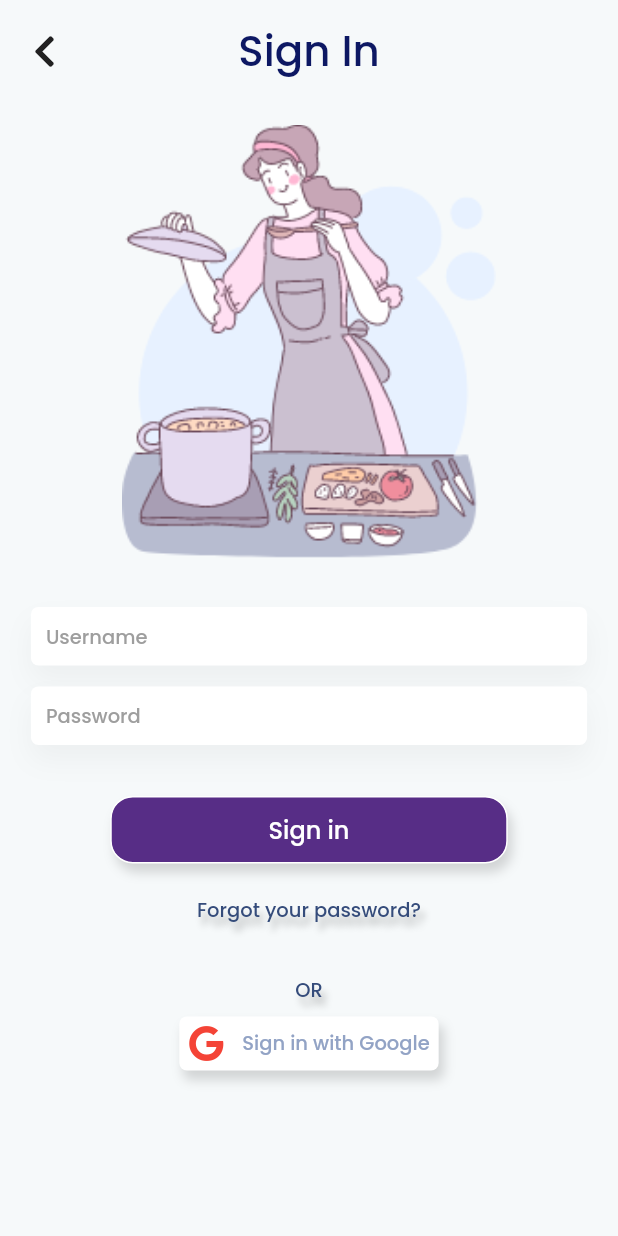
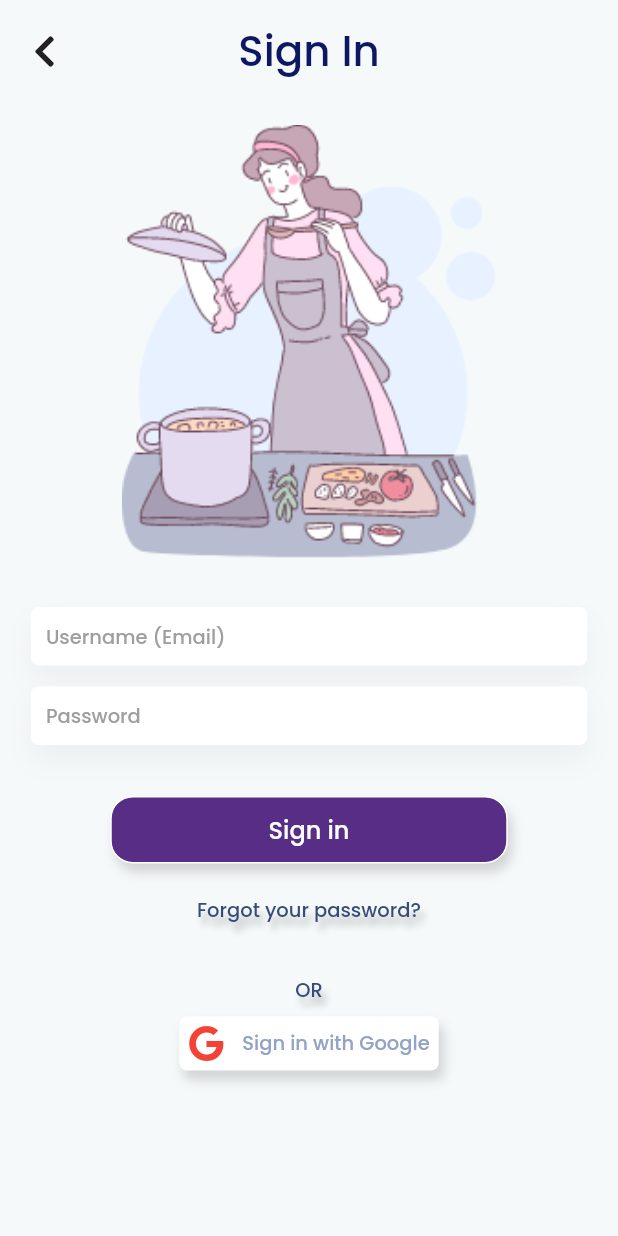
Before and after one commit to LaRoza-dev/Frigo-Frontend, a Flutter app: the screen it shows after launch, after a tap on "Login", on a phone screen of 412 x 824 dp. Run offline on Flutter 3.47's test engine with Material 2 defaults, Android fonts, the phone set to English and light mode, and no system bars; our stand-ins replace auto_size_text, cached_network_image, curved_navigation_bar, flutter_dotenv, font_awesome_flutter, form_field_validator and 6 more; network calls fail.

Commit message:
status code and signup regex fixed

```diff
--- a/lib/controllers/form_controller.dart
+++ b/lib/controllers/form_controller.dart
@@ -20,8 +20,8 @@ class FormController extends GetxController {
   final passwordValidator = MultiValidator([
     RequiredValidator(errorText: 'Password is required'),
     MinLengthValidator(8, errorText: 'Password must be at least 8 digits long'),
-    PatternValidator(r'(?=.*?[#?!@$%^&*-])',
-        errorText: 'Passwords must have at least one special character')
+    PatternValidator(r'^(?=.*[0-9])(?=.*[a-zA-Z])(?=\S+$).+$',
+        errorText: 'Passwords must have at least one letter and one number')
   ]);
 
   final emailValidator = MultiValidator([
--- a/lib/models/recipe.dart
+++ b/lib/models/recipe.dart
@@ -96,7 +96,7 @@ class RecipeRepository extends GetConnect {
         query,
         headers: {'Authorization': 'Bearer ' + token});
 
-    if (response.statusCode != 404) {
+    if (response.statusCode == 200) {
       Future<List<RecipeModel>> jsonDecoded = await response.body['data']
           ?.map<RecipeModel>(
             (u) => RecipeModel.fromJson(u),
@@ -116,7 +116,7 @@ class RecipeRepository extends GetConnect {
         query,
         headers: {'Authorization': 'Bearer ' + token});
 
-    if (response.statusCode != 404) {
+    if (response.statusCode == 200) {
       Future<List<RecipeModel>> jsonDecoded = await response.body['data']
           ?.map<RecipeModel>(
             (u) => RecipeModel.fromJson(u),
--- a/lib/models/user.dart
+++ b/lib/models/user.dart
@@ -53,7 +53,7 @@ class User extends GetConnect {
     var reqBody = {"email": email, "password": password};
     var response = await post("/login", reqBody);
 
-    if (response.statusCode != 404) {
+    if (response.statusCode == 200) {
       Map<dynamic, dynamic> decodedRes = response.body;
       final String? value = decodedRes["access_token"];
       final String key = 'token';
--- a/lib/screens/signin_page.dart
+++ b/lib/screens/signin_page.dart
@@ -76,7 +76,7 @@ class SignInPage extends StatelessWidget {
                         GetBuilder<UserController>(builder: (_) {
                           return InsertTextFlied(
                             width: width,
-                            text: 'Username',
+                            text: 'Username (Email)',
                             validator: formController.emailValidator,
                             controller: formController.emailController,
                             onSaved: (value) {
--- a/lib/screens/signup_page.dart
+++ b/lib/screens/signup_page.dart
@@ -75,7 +75,7 @@ class SignUpPage extends GetView {
                         GetBuilder<UserController>(builder: (_) {
                           return InsertTextFlied(
                               width: width,
-                              text: 'User name',
+                              text: 'Email',
                               validator: formController.emailValidator,
                               controller: formController.emailController,
                               onSaved: (value) {
```
